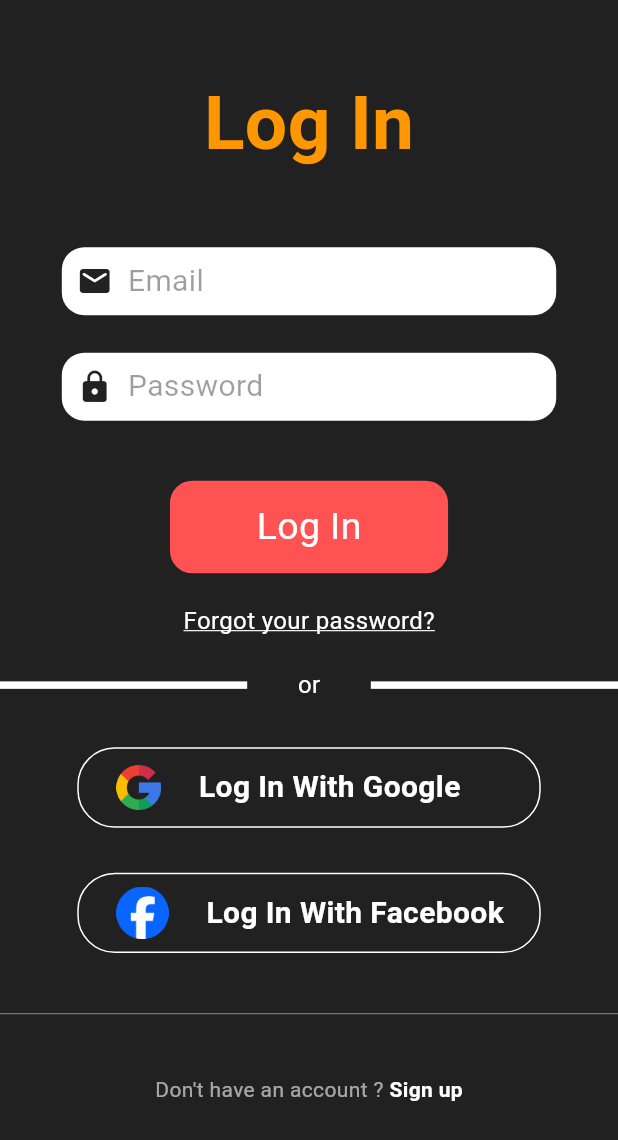
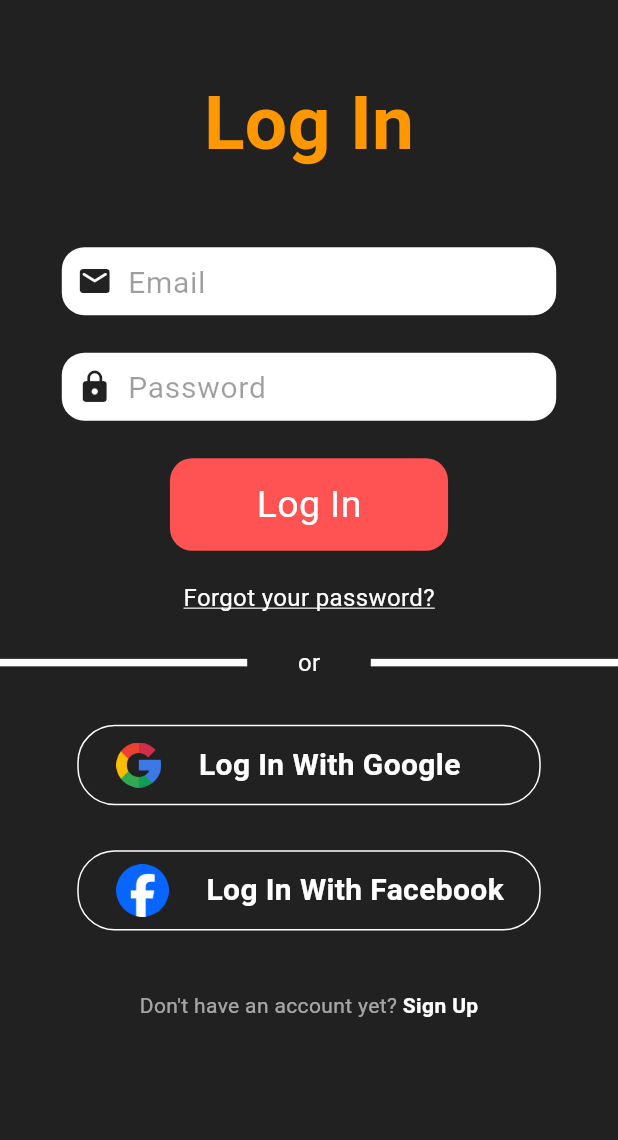
Before and after one commit to Benz-Worramet/FITJUNG_App, a Flutter app: the screen it shows after launch, after a tap on "Login", on a phone screen of 412 x 824 dp. Shown: the top 1140 px of the screen. Run offline on Flutter 3.47's test engine with Material 3 defaults, Android fonts, the light colour scheme and no system bars; our stand-ins replace cloud_firestore, firebase_auth, firebase_core, firebase_storage, fluttertoast, form_field_validator and 2 more; accounts and stored records are empty; network calls fail.

Commit message:
login screen

```diff
--- a/lib/Screen/Home.dart
+++ b/lib/Screen/Home.dart
@@ -34,7 +34,7 @@ class HomeScreen extends StatelessWidget {
                 label: Text("Login", style: TextStyle(fontSize: 20)),
                 onPressed: () {
                   Navigator.push(context, MaterialPageRoute(builder: (context) {
-                    return LooginScreen();
+                    return LoginScreen();
                   }));
                 },
               ),
--- a/lib/Screen/login.dart
+++ b/lib/Screen/login.dart
@@ -2,22 +2,46 @@ import 'package:firebase_auth/firebase_auth.dart';
 import 'package:firebase_core/firebase_core.dart';
 import 'package:flutter/material.dart';
 import 'package:flutter_application_1/Screen/Home.dart';
+import 'package:flutter_application_1/Screen/signup.dart';
 import 'package:flutter_application_1/Screen/welcome.dart';
 import 'package:flutter_application_1/model/profile.dart';
 import 'package:fluttertoast/fluttertoast.dart';
 import 'package:form_field_validator/form_field_validator.dart';
 
-class LooginScreen extends StatefulWidget {
-  const LooginScreen({super.key});
+import '../controller/auth.dart';
+
+class LoginScreen extends StatefulWidget {
+  const LoginScreen({super.key});
 
   @override
-  State<LooginScreen> createState() => _LooginScreenState();
+  State<LoginScreen> createState() => _LoginScreenState();
 }
 
-class _LooginScreenState extends State<LooginScreen> {
+class _LoginScreenState extends State<LoginScreen> {
+  TextEditingController? emailcontroller;
+  TextEditingController? passwordcontroller;
   final formKey = GlobalKey<FormState>();
   Profile profile = Profile(email: "", password: "", uid: "");
   final Future<FirebaseApp> firebase = Firebase.initializeApp();
+  @override
+  void initState() {
+    super.initState();
+    emailcontroller = TextEditingController()
+      ..addListener(() {
+        setState(() {});
+      });
+    passwordcontroller = TextEditingController()
+      ..addListener(() {
+        setState(() {});
+      });
+  }
+
+  @override
+  void dispose() {
+    emailcontroller?.dispose();
+    passwordcontroller?.dispose();
+    super.dispose();
+  }
 
   @override
   Widget build(BuildContext context) {
@@ -35,6 +59,7 @@ class _LooginScreenState extends State<LooginScreen> {
             );
           } else if (snapshot.connectionState == ConnectionState.done) {
             return Scaffold(
+              resizeToAvoidBottomInset: false,
               body: Container(
                 color: Colors.black87,
                 child: Column(
@@ -44,8 +69,11 @@ class _LooginScreenState extends State<LooginScreen> {
                       child: const Row(
                         mainAxisAlignment: MainAxisAlignment.center,
                         children: [
-                          Text("Log In", style: TextStyle(fontSize: 50,
-                              fontWeight: FontWeight.bold, color: Colors.orange))
+                          Text("Log In",
+                              style: TextStyle(
+                                  fontSize: 50,
+                                  fontWeight: FontWeight.bold,
+                                  color: Colors.orange))
                         ],
                       ),
                     ),
@@ -60,22 +88,40 @@ class _LooginScreenState extends State<LooginScreen> {
                               color: Colors.white,
                               borderRadius: BorderRadius.circular(15),
                             ),
-                            child: const Row(
+                            child: Row(
                               children: [
                                 Padding(
-                                  padding: EdgeInsetsDirectional.symmetric(horizontal: 10),
-                                  child: Icon(Icons.email_rounded, color: Colors.black87,),
+                                  padding: EdgeInsetsDirectional.symmetric(
+                                      horizontal: 10),
+                                  child: Icon(
+                                    Icons.email_rounded,
+                                    color: Colors.black87,
                                   ),
-                                Text("Email", style: TextStyle(
+                                ),
+                                Expanded(
+                                  child: TextFormField(
+                                    controller: emailcontroller,
+                                    keyboardType: TextInputType.emailAddress,
+                                    style: TextStyle(
                                       color: Colors.black38,
-                                    fontSize: 20
-                                ),)
+                                      fontSize: 20,
+                                    ),
+                                    decoration: InputDecoration(
+                                      hintText: "Email",
+                                      hintStyle: TextStyle(
+                                        color: Colors.black38,
+                                        fontSize: 20,
+                                      ),
+                                      border: InputBorder.none,
+                                    ),
+                                  ),
+                                ),
                               ],
-                            )
+                            ),
                           ),
                         ),
                         Padding(
-                          padding: const EdgeInsets.fromLTRB(0, 0, 0, 40),
+                          padding: const EdgeInsets.fromLTRB(0, 0, 0, 25),
                           child: Container(
                             width: MediaQuery.of(context).size.width * 0.8,
                             height: MediaQuery.of(context).size.height * 0.055,
@@ -83,21 +129,53 @@ class _LooginScreenState extends State<LooginScreen> {
                               color: Colors.white,
                               borderRadius: BorderRadius.circular(15),
                             ),
-                            child: const Row(
+                            child: Row(
                               children: [
                                 Padding(
-                                  padding: EdgeInsetsDirectional.symmetric(horizontal: 10),
-                                  child: Icon(Icons.lock, color: Colors.black87,),
+                                  padding: EdgeInsetsDirectional.symmetric(
+                                      horizontal: 10),
+                                  child: Icon(
+                                    Icons.lock,
+                                    color: Colors.black87,
                                   ),
-                                Text("Password", style: TextStyle(
+                                ),
+                                Expanded(
+                                  child: TextFormField(
+                                    controller: passwordcontroller,
+                                    obscureText: true,
+                                    keyboardType: TextInputType.emailAddress,
+                                    style: TextStyle(
                                       color: Colors.black38,
-                                  fontSize: 20
-                                ),)
+                                      fontSize: 20,
+                                    ),
+                                    decoration: InputDecoration(
+                                      hintText: "Password",
+                                      hintStyle: TextStyle(
+                                        color: Colors.black38,
+                                        fontSize: 20,
+                                      ),
+                                      border: InputBorder.none,
+                                    ),
+                                  ),
+                                ),
                               ],
                             ),
                           ),
                         ),
-                        Container(
+                        GestureDetector(
+                          onTap: () async {
+                            // เรียกใช้ฟังก์ชั่น Authrn.loginEmail
+                            await Authen()
+                                .loginEmail(emailcontroller!.text,
+                                    passwordcontroller!.text)
+                                .then((value) {
+                              Navigator.pushReplacement(context,
+                                  MaterialPageRoute(builder: (context) {
+                                return WelcomeScreen();
+                              }));
+                            });
+                          },
+                          child: Container(
                             width: MediaQuery.of(context).size.width * 0.45,
                             height: MediaQuery.of(context).size.height * 0.075,
                             decoration: BoxDecoration(
@@ -105,20 +183,24 @@ class _LooginScreenState extends State<LooginScreen> {
                               borderRadius: BorderRadius.circular(15),
                             ),
                             child: const Center(
-                            child: Text("Log In", style: TextStyle(
-                              color: Colors.white,
-                              fontSize: 25
-                            ),),
+                              child: Text(
+                                "Log In",
+                                style: TextStyle(
+                                    color: Colors.white, fontSize: 25),
+                              ),
+                            ),
                           ),
                         ),
                         const Padding(
                           padding: EdgeInsets.all(20),
-                          child: Text("Forgot your password?", style: TextStyle(
+                          child: Text(
+                            "Forgot your password?",
+                            style: TextStyle(
                                 color: Colors.white,
                                 fontSize: 16,
                                 decoration: TextDecoration.underline,
-                            decorationColor: Colors.white
-                          ),),
+                                decorationColor: Colors.white),
+                          ),
                         ),
                         Row(
                           children: [
@@ -130,10 +212,11 @@ class _LooginScreenState extends State<LooginScreen> {
                             SizedBox(
                               width: MediaQuery.of(context).size.width * 0.2,
                               child: const Center(
-                                child: Text("or", style: TextStyle(
-                                  color: Colors.white,
-                                  fontSize: 16
-                                ),),
+                                child: Text(
+                                  "or",
+                                  style: TextStyle(
+                                      color: Colors.white, fontSize: 16),
+                                ),
                               ),
                             ),
                             Container(
@@ -144,7 +227,8 @@ class _LooginScreenState extends State<LooginScreen> {
                           ],
                         ),
                         Padding(
-                          padding: const EdgeInsetsDirectional.symmetric(vertical: 30),
+                          padding: const EdgeInsetsDirectional.symmetric(
+                              vertical: 30),
                           child: Container(
                             width: MediaQuery.of(context).size.width * 0.75,
                             height: MediaQuery.of(context).size.height * 0.065,
@@ -155,15 +239,22 @@ class _LooginScreenState extends State<LooginScreen> {
                             child: Row(
                               children: [
                                 Padding(
-                                  padding: const EdgeInsetsDirectional.symmetric(horizontal: 25),
-                                  child: Image.asset('assets/image/google_icon.png', height: 30,),
+                                  padding:
+                                      const EdgeInsetsDirectional.symmetric(
+                                          horizontal: 25),
+                                  child: Image.asset(
+                                    'assets/image/google_icon.png',
+                                    height: 30,
+                                  ),
                                 ),
                                 const Center(
-                                  child: Text("Log In With Google", style: TextStyle(
+                                  child: Text(
+                                    "Log In With Google",
+                                    style: TextStyle(
                                         fontSize: 20,
                                         color: Colors.white,
-                                    fontWeight: FontWeight.w600
-                                  ),),
+                                        fontWeight: FontWeight.w600),
+                                  ),
                                 ),
                               ],
                             ),
@@ -179,39 +270,55 @@ class _LooginScreenState extends State<LooginScreen> {
                           child: Row(
                             children: [
                               Padding(
-                                padding: const EdgeInsetsDirectional.symmetric(horizontal: 25),
-                                child: Image.asset('assets/image/facebook_icon.png', height: 35,),
+                                padding: const EdgeInsetsDirectional.symmetric(
+                                    horizontal: 25),
+                                child: Image.asset(
+                                  'assets/image/facebook_icon.png',
+                                  height: 35,
+                                ),
                               ),
                               const Center(
-                                child: Text("Log In With Facebook", style: TextStyle(
+                                child: Text(
+                                  "Log In With Facebook",
+                                  style: TextStyle(
                                       fontSize: 20,
                                       color: Colors.white,
-                                    fontWeight: FontWeight.w600
-                                ),),
+                                      fontWeight: FontWeight.w600),
+                                ),
                               ),
                             ],
                           ),
                         ),
                         Padding(
-                          padding: const EdgeInsetsDirectional.symmetric(vertical: 40),
-                          child: Container(
-                            width: MediaQuery.of(context).size.width * 1,
-                            height: MediaQuery.of(context).size.height * 0.001,
-                            color: Colors.white38 ,
+                          padding: const EdgeInsetsDirectional.symmetric(
+                              vertical: 40),
+                          child: Row(
+                            mainAxisAlignment: MainAxisAlignment.center,
+                            children: [
+                              // Clear and descriptive labeling
+                              Text('Don\'t have an account yet? ',
+                                  style: TextStyle(color: Colors.white60)),
+                              // Use GestureDetector for more nuanced control and feedback
+                              GestureDetector(
+                                onTap: () {
+                                  // Push the SignupScreen using Navigator.push
+                                  Navigator.push(
+                                    context,
+                                    MaterialPageRoute(
+                                        builder: (context) => SignupScreen()),
+                                  );
+                                },
+                                child: Text(
+                                  'Sign Up',
+                                  style: TextStyle(
+                                    color: Colors.white,
+                                    fontWeight: FontWeight.bold,
                                   ),
                                 ),
-                        const Row(
-                          mainAxisAlignment: MainAxisAlignment.center,
-                          children: [
-                            Text("Don't have an account ? ", style: TextStyle(
-                              color: Colors.white60,
-                            )),
-                            Text("Sign up", style: TextStyle(
-                                color: Colors.white,
-                                fontWeight: FontWeight.bold
-                            )),
+                              ),
                             ],
-                        )
+                          ),
+                        ),
                       ],
                     )
                   ],
--- a/lib/Screen/welcome.dart
+++ b/lib/Screen/welcome.dart
@@ -122,7 +122,7 @@ class WelcomeScreen extends StatelessWidget {
                 auth.signOut().then((value) {
                   Navigator.pushReplacement(context,
                       MaterialPageRoute(builder: (context) {
-                    return LooginScreen();
+                    return LoginScreen();
                   }));
                 });
               },
--- a/lib/controller/auth.dart
+++ b/lib/controller/auth.dart
@@ -1,6 +1,7 @@
 import 'package:firebase_auth/firebase_auth.dart';
 
 class Authen {
+  final FirebaseAuth auth = FirebaseAuth.instance;
   final User? user = FirebaseAuth.instance.currentUser;
   bool checklogin() {
     if (user == null) {
@@ -9,4 +10,8 @@ class Authen {
       return true;
     }
   }
+  Future<void> loginEmail(String Email, String Password)async{
+    await auth.signInWithEmailAndPassword(email: Email, password: Password);
+
+  }
 }
```
Also changed, not shown: lib/controller/create.dart (added), 2 other files. Lines whose indentation alone changed are shown as unchanged.
